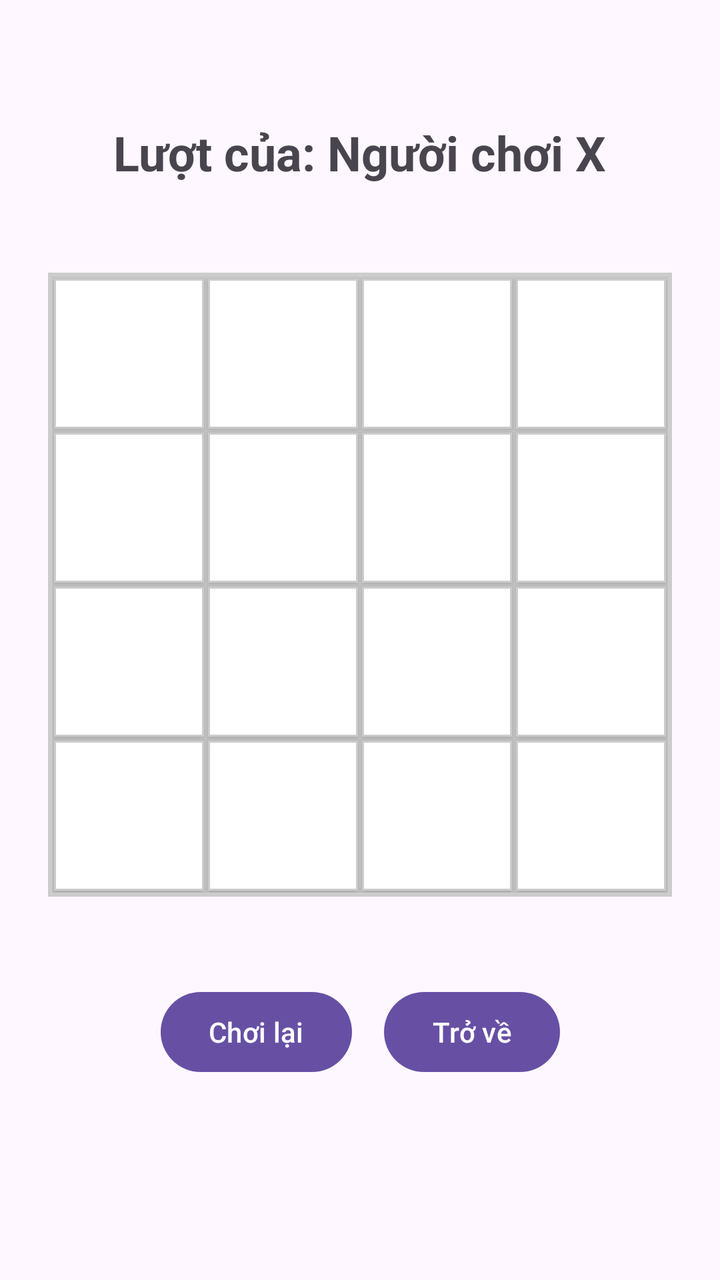
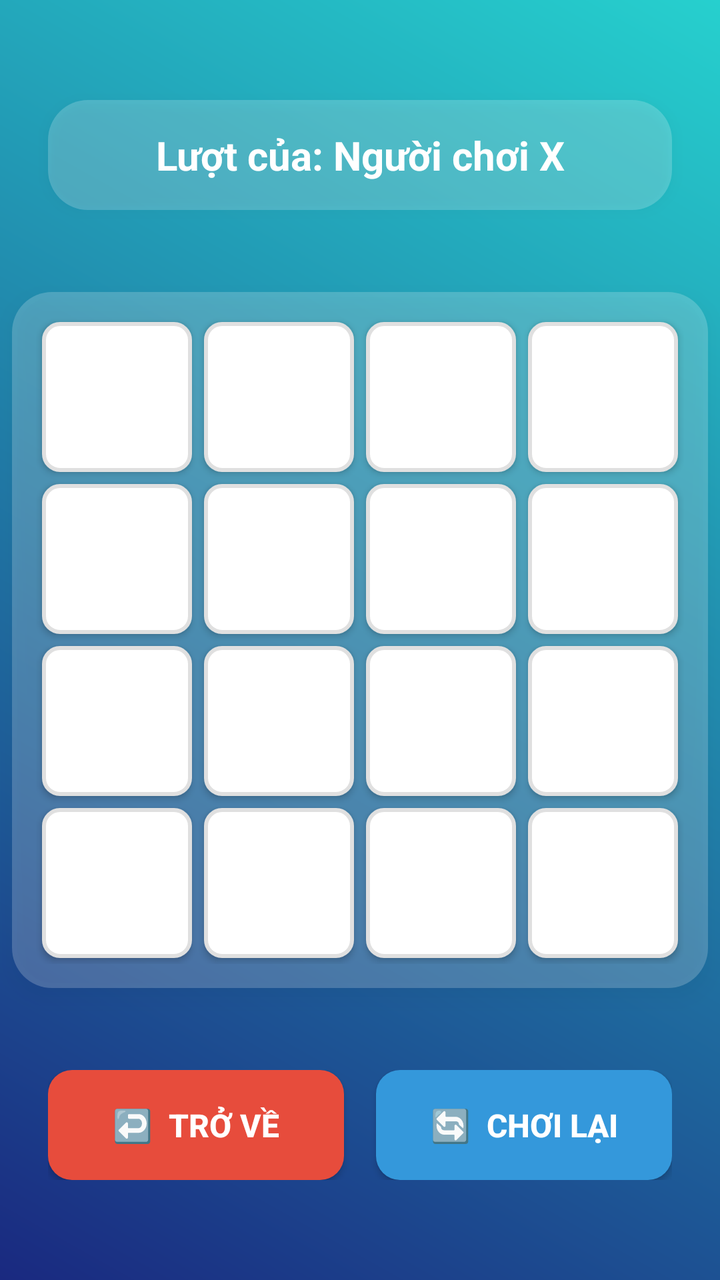

Compare the two renders of this Android layout. The source of the first and the diff that turns it into the second are given below.
<!-- AndroidManifest.xml: application theme Theme.CaroBattle -->
<!-- res/layout/activity_game.xml -->
<?xml version="1.0" encoding="utf-8"?>
<androidx.constraintlayout.widget.ConstraintLayout xmlns:android="http://schemas.android.com/apk/res/android"
    xmlns:app="http://schemas.android.com/apk/res-auto"
    xmlns:tools="http://schemas.android.com/tools"
    android:id="@+id/main"
    android:layout_width="match_parent"
    android:layout_height="match_parent"
    tools:context=".GameActivity">

    <TextView
        android:id="@+id/tvTurnStatus"
        android:layout_width="wrap_content"
        android:layout_height="wrap_content"
        android:text="Lượt của: Người chơi X"
        android:textSize="24sp"
        android:textStyle="bold"
        android:layout_marginTop="60dp"
        app:layout_constraintTop_toTopOf="parent"
        app:layout_constraintStart_toStartOf="parent"
        app:layout_constraintEnd_toEndOf="parent" />

    <GridLayout
        android:id="@+id/gridBoard"
        android:layout_width="wrap_content"
        android:layout_height="wrap_content"
        android:columnCount="4"
        android:rowCount="4"
        android:background="#CCCCCC"
        android:padding="2dp"
        app:layout_constraintBottom_toTopOf="@id/layoutActions"
        app:layout_constraintTop_toBottomOf="@id/tvTurnStatus"
        app:layout_constraintStart_toStartOf="parent"
        app:layout_constraintEnd_toEndOf="parent">

        <androidx.appcompat.widget.AppCompatButton android:id="@+id/btn_0_0" android:layout_width="75dp" android:layout_height="75dp" android:text="" android:textSize="32sp" android:textStyle="bold" android:background="@drawable/cell_background" android:layout_margin="1dp" tools:ignore="SpeakableTextPresentCheck" />
        <androidx.appcompat.widget.AppCompatButton android:id="@+id/btn_0_1" android:layout_width="75dp" android:layout_height="75dp" android:text="" android:textSize="32sp" android:textStyle="bold" android:background="@drawable/cell_background" android:layout_margin="1dp" tools:ignore="SpeakableTextPresentCheck" />
        <androidx.appcompat.widget.AppCompatButton android:id="@+id/btn_0_2" android:layout_width="75dp" android:layout_height="75dp" android:text="" android:textSize="32sp" android:textStyle="bold" android:background="@drawable/cell_background" android:layout_margin="1dp" tools:ignore="SpeakableTextPresentCheck" />
        <androidx.appcompat.widget.AppCompatButton android:id="@+id/btn_0_3" android:layout_width="75dp" android:layout_height="75dp" android:text="" android:textSize="32sp" android:textStyle="bold" android:background="@drawable/cell_background" android:layout_margin="1dp" tools:ignore="SpeakableTextPresentCheck" />

        <androidx.appcompat.widget.AppCompatButton android:id="@+id/btn_1_0" android:layout_width="75dp" android:layout_height="75dp" android:text="" android:textSize="32sp" android:textStyle="bold" android:background="@drawable/cell_background" android:layout_margin="1dp" tools:ignore="SpeakableTextPresentCheck" />
        <androidx.appcompat.widget.AppCompatButton android:id="@+id/btn_1_1" android:layout_width="75dp" android:layout_height="75dp" android:text="" android:textSize="32sp" android:textStyle="bold" android:background="@drawable/cell_background" android:layout_margin="1dp" tools:ignore="SpeakableTextPresentCheck" />
        <androidx.appcompat.widget.AppCompatButton android:id="@+id/btn_1_2" android:layout_width="75dp" android:layout_height="75dp" android:text="" android:textSize="32sp" android:textStyle="bold" android:background="@drawable/cell_background" android:layout_margin="1dp" tools:ignore="SpeakableTextPresentCheck" />
        <androidx.appcompat.widget.AppCompatButton android:id="@+id/btn_1_3" android:layout_width="75dp" android:layout_height="75dp" android:text="" android:textSize="32sp" android:textStyle="bold" android:background="@drawable/cell_background" android:layout_margin="1dp" tools:ignore="SpeakableTextPresentCheck" />

        <androidx.appcompat.widget.AppCompatButton android:id="@+id/btn_2_0" android:layout_width="75dp" android:layout_height="75dp" android:text="" android:textSize="32sp" android:textStyle="bold" android:background="@drawable/cell_background" android:layout_margin="1dp" tools:ignore="SpeakableTextPresentCheck" />
        <androidx.appcompat.widget.AppCompatButton android:id="@+id/btn_2_1" android:layout_width="75dp" android:layout_height="75dp" android:text="" android:textSize="32sp" android:textStyle="bold" android:background="@drawable/cell_background" android:layout_margin="1dp" tools:ignore="SpeakableTextPresentCheck" />
        <androidx.appcompat.widget.AppCompatButton android:id="@+id/btn_2_2" android:layout_width="75dp" android:layout_height="75dp" android:text="" android:textSize="32sp" android:textStyle="bold" android:background="@drawable/cell_background" android:layout_margin="1dp" tools:ignore="SpeakableTextPresentCheck" />
        <androidx.appcompat.widget.AppCompatButton android:id="@+id/btn_2_3" android:layout_width="75dp" android:layout_height="75dp" android:text="" android:textSize="32sp" android:textStyle="bold" android:background="@drawable/cell_background" android:layout_margin="1dp" tools:ignore="SpeakableTextPresentCheck" />

        <androidx.appcompat.widget.AppCompatButton android:id="@+id/btn_3_0" android:layout_width="75dp" android:layout_height="75dp" android:text="" android:textSize="32sp" android:textStyle="bold" android:background="@drawable/cell_background" android:layout_margin="1dp" tools:ignore="SpeakableTextPresentCheck" />
        <androidx.appcompat.widget.AppCompatButton android:id="@+id/btn_3_1" android:layout_width="75dp" android:layout_height="75dp" android:text="" android:textSize="32sp" android:textStyle="bold" android:background="@drawable/cell_background" android:layout_margin="1dp" tools:ignore="SpeakableTextPresentCheck" />
        <androidx.appcompat.widget.AppCompatButton android:id="@+id/btn_3_2" android:layout_width="75dp" android:layout_height="75dp" android:text="" android:textSize="32sp" android:textStyle="bold" android:background="@drawable/cell_background" android:layout_margin="1dp" tools:ignore="SpeakableTextPresentCheck" />
        <androidx.appcompat.widget.AppCompatButton android:id="@+id/btn_3_3" android:layout_width="75dp" android:layout_height="75dp" android:text="" android:textSize="32sp" android:textStyle="bold" android:background="@drawable/cell_background" android:layout_margin="1dp" tools:ignore="SpeakableTextPresentCheck" />

    </GridLayout>

    <LinearLayout
        android:id="@+id/layoutActions"
        android:layout_width="wrap_content"
        android:layout_height="wrap_content"
        android:orientation="horizontal"
        android:layout_marginBottom="100dp"
        app:layout_constraintBottom_toBottomOf="parent"
        app:layout_constraintEnd_toEndOf="parent"
        app:layout_constraintStart_toStartOf="parent">

        <Button
            android:id="@+id/btnReset"
            android:layout_width="wrap_content"
            android:layout_height="wrap_content"
            android:layout_marginEnd="16dp"
            android:text="Chơi lại" />

        <Button
            android:id="@+id/btnBack"
            android:layout_width="wrap_content"
            android:layout_height="wrap_content"
            android:text="Trở về" />

    </LinearLayout>

</androidx.constraintlayout.widget.ConstraintLayout>
<!-- resources referenced by this layout -->
<resources>
  <!-- drawable cell_background (drawable) -->
  <?xml version="1.0" encoding="utf-8"?>
  <shape xmlns:android="http://schemas.android.com/apk/res/android"
      android:shape="rectangle">
  
      <solid android:color="#FFFFFF"/>
  
      <stroke
          android:width="1dp"
          android:color="#CCCCCC"/>
  </shape>
  <style name="Theme.CaroBattle" parent="Base.Theme.CaroBattle" />
  <style name="Base.Theme.CaroBattle" parent="Theme.Material3.DayNight.NoActionBar">
          
          
      </style>
</resources>

<!-- the commit's change to res/layout/activity_game.xml (unified diff, before → after) -->
@@ -1,20 +1,32 @@
 <?xml version="1.0" encoding="utf-8"?>
 <androidx.constraintlayout.widget.ConstraintLayout xmlns:android="http://schemas.android.com/apk/res/android"
     xmlns:app="http://schemas.android.com/apk/res-auto"
-    xmlns:tools="http://schemas.android.com/tools"
+    xmlns:tools="http://tools.android.com/tools"
     android:id="@+id/main"
     android:layout_width="match_parent"
     android:layout_height="match_parent"
     tools:context=".GameActivity">
 
+    <View
+        android:id="@+id/backgroundView"
+        android:layout_width="match_parent"
+        android:layout_height="match_parent"
+        android:background="@drawable/main_background_gradient" />
+
     <TextView
         android:id="@+id/tvTurnStatus"
-        android:layout_width="wrap_content"
+        android:layout_width="0dp"
         android:layout_height="wrap_content"
         android:text="Lượt của: Người chơi X"
-        android:textSize="24sp"
+        android:textSize="20sp"
         android:textStyle="bold"
-        android:layout_marginTop="60dp"
+        android:textColor="#FFFFFF"
+        android:gravity="center"
+        android:padding="14dp"
+        android:background="@drawable/menu_container_bg"
+        android:elevation="4dp"
+        android:layout_marginTop="50dp"
+        android:layout_marginHorizontal="24dp"
         app:layout_constraintTop_toTopOf="parent"
         app:layout_constraintStart_toStartOf="parent"
         app:layout_constraintEnd_toEndOf="parent" />
@@ -25,57 +37,70 @@
         android:layout_height="wrap_content"
         android:columnCount="4"
         android:rowCount="4"
-        android:background="#CCCCCC"
-        android:padding="2dp"
+        android:background="@drawable/menu_container_bg"
+        android:padding="12dp"
+        android:elevation="6dp"
         app:layout_constraintBottom_toTopOf="@id/layoutActions"
         app:layout_constraintTop_toBottomOf="@id/tvTurnStatus"
         app:layout_constraintStart_toStartOf="parent"
         app:layout_constraintEnd_toEndOf="parent">
 
-        <androidx.appcompat.widget.AppCompatButton android:id="@+id/btn_0_0" android:layout_width="75dp" android:layout_height="75dp" android:text="" android:textSize="32sp" android:textStyle="bold" android:background="@drawable/cell_background" android:layout_margin="1dp" tools:ignore="SpeakableTextPresentCheck" />
-        <androidx.appcompat.widget.AppCompatButton android:id="@+id/btn_0_1" android:layout_width="75dp" android:layout_height="75dp" android:text="" android:textSize="32sp" android:textStyle="bold" android:background="@drawable/cell_background" android:layout_margin="1dp" tools:ignore="SpeakableTextPresentCheck" />
-        <androidx.appcompat.widget.AppCompatButton android:id="@+id/btn_0_2" android:layout_width="75dp" android:layout_height="75dp" android:text="" android:textSize="32sp" android:textStyle="bold" android:background="@drawable/cell_background" android:layout_margin="1dp" tools:ignore="SpeakableTextPresentCheck" />
-        <androidx.appcompat.widget.AppCompatButton android:id="@+id/btn_0_3" android:layout_width="75dp" android:layout_height="75dp" android:text="" android:textSize="32sp" android:textStyle="bold" android:background="@drawable/cell_background" android:layout_margin="1dp" tools:ignore="SpeakableTextPresentCheck" />
+        <androidx.appcompat.widget.AppCompatButton android:id="@+id/btn_0_0" android:layout_width="75dp" android:layout_height="75dp" android:text="" android:textSize="32sp" android:textStyle="bold" android:background="@drawable/cell_background" android:layout_margin="3dp" tools:ignore="SpeakableTextPresentCheck" />
+        <androidx.appcompat.widget.AppCompatButton android:id="@+id/btn_0_1" android:layout_width="75dp" android:layout_height="75dp" android:text="" android:textSize="32sp" android:textStyle="bold" android:background="@drawable/cell_background" android:layout_margin="3dp" tools:ignore="SpeakableTextPresentCheck" />
+        <androidx.appcompat.widget.AppCompatButton android:id="@+id/btn_0_2" android:layout_width="75dp" android:layout_height="75dp" android:text="" android:textSize="32sp" android:textStyle="bold" android:background="@drawable/cell_background" android:layout_margin="3dp" tools:ignore="SpeakableTextPresentCheck" />
+        <androidx.appcompat.widget.AppCompatButton android:id="@+id/btn_0_3" android:layout_width="75dp" android:layout_height="75dp" android:text="" android:textSize="32sp" android:textStyle="bold" android:background="@drawable/cell_background" android:layout_margin="3dp" tools:ignore="SpeakableTextPresentCheck" />
 
-        <androidx.appcompat.widget.AppCompatButton android:id="@+id/btn_1_0" android:layout_width="75dp" android:layout_height="75dp" android:text="" android:textSize="32sp" android:textStyle="bold" android:background="@drawable/cell_background" android:layout_margin="1dp" tools:ignore="SpeakableTextPresentCheck" />
-        <androidx.appcompat.widget.AppCompatButton android:id="@+id/btn_1_1" android:layout_width="75dp" android:layout_height="75dp" android:text="" android:textSize="32sp" android:textStyle="bold" android:background="@drawable/cell_background" android:layout_margin="1dp" tools:ignore="SpeakableTextPresentCheck" />
-        <androidx.appcompat.widget.AppCompatButton android:id="@+id/btn_1_2" android:layout_width="75dp" android:layout_height="75dp" android:text="" android:textSize="32sp" android:textStyle="bold" android:background="@drawable/cell_background" android:layout_margin="1dp" tools:ignore="SpeakableTextPresentCheck" />
-        <androidx.appcompat.widget.AppCompatButton android:id="@+id/btn_1_3" android:layout_width="75dp" android:layout_height="75dp" android:text="" android:textSize="32sp" android:textStyle="bold" android:background="@drawable/cell_background" android:layout_margin="1dp" tools:ignore="SpeakableTextPresentCheck" />
+        <androidx.appcompat.widget.AppCompatButton android:id="@+id/btn_1_0" android:layout_width="75dp" android:layout_height="75dp" android:text="" android:textSize="32sp" android:textStyle="bold" android:background="@drawable/cell_background" android:layout_margin="3dp" tools:ignore="SpeakableTextPresentCheck" />
+        <androidx.appcompat.widget.AppCompatButton android:id="@+id/btn_1_1" android:layout_width="75dp" android:layout_height="75dp" android:text="" android:textSize="32sp" android:textStyle="bold" android:background="@drawable/cell_background" android:layout_margin="3dp" tools:ignore="SpeakableTextPresentCheck" />
+        <androidx.appcompat.widget.AppCompatButton android:id="@+id/btn_1_2" android:layout_width="75dp" android:layout_height="75dp" android:text="" android:textSize="32sp" android:textStyle="bold" android:background="@drawable/cell_background" android:layout_margin="3dp" tools:ignore="SpeakableTextPresentCheck" />
+        <androidx.appcompat.widget.AppCompatButton android:id="@+id/btn_1_3" android:layout_width="75dp" android:layout_height="75dp" android:text="" android:textSize="32sp" android:textStyle="bold" android:background="@drawable/cell_background" android:layout_margin="3dp" tools:ignore="SpeakableTextPresentCheck" />
 
-        <androidx.appcompat.widget.AppCompatButton android:id="@+id/btn_2_0" android:layout_width="75dp" android:layout_height="75dp" android:text="" android:textSize="32sp" android:textStyle="bold" android:background="@drawable/cell_background" android:layout_margin="1dp" tools:ignore="SpeakableTextPresentCheck" />
-        <androidx.appcompat.widget.AppCompatButton android:id="@+id/btn_2_1" android:layout_width="75dp" android:layout_height="75dp" android:text="" android:textSize="32sp" android:textStyle="bold" android:background="@drawable/cell_background" android:layout_margin="1dp" tools:ignore="SpeakableTextPresentCheck" />
-        <androidx.appcompat.widget.AppCompatButton android:id="@+id/btn_2_2" android:layout_width="75dp" android:layout_height="75dp" android:text="" android:textSize="32sp" android:textStyle="bold" android:background="@drawable/cell_background" android:layout_margin="1dp" tools:ignore="SpeakableTextPresentCheck" />
-        <androidx.appcompat.widget.AppCompatButton android:id="@+id/btn_2_3" android:layout_width="75dp" android:layout_height="75dp" android:text="" android:textSize="32sp" android:textStyle="bold" android:background="@drawable/cell_background" android:layout_margin="1dp" tools:ignore="SpeakableTextPresentCheck" />
+        <androidx.appcompat.widget.AppCompatButton android:id="@+id/btn_2_0" android:layout_width="75dp" android:layout_height="75dp" android:text="" android:textSize="32sp" android:textStyle="bold" android:background="@drawable/cell_background" android:layout_margin="3dp" tools:ignore="SpeakableTextPresentCheck" />
+        <androidx.appcompat.widget.AppCompatButton android:id="@+id/btn_2_1" android:layout_width="75dp" android:layout_height="75dp" android:text="" android:textSize="32sp" android:textStyle="bold" android:background="@drawable/cell_background" android:layout_margin="3dp" tools:ignore="SpeakableTextPresentCheck" />
+        <androidx.appcompat.widget.AppCompatButton android:id="@+id/btn_2_2" android:layout_width="75dp" android:layout_height="75dp" android:text="" android:textSize="32sp" android:textStyle="bold" android:background="@drawable/cell_background" android:layout_margin="3dp" tools:ignore="SpeakableTextPresentCheck" />
+        <androidx.appcompat.widget.AppCompatButton android:id="@+id/btn_2_3" android:layout_width="75dp" android:layout_height="75dp" android:text="" android:textSize="32sp" android:textStyle="bold" android:background="@drawable/cell_background" android:layout_margin="3dp" tools:ignore="SpeakableTextPresentCheck" />
 
-        <androidx.appcompat.widget.AppCompatButton android:id="@+id/btn_3_0" android:layout_width="75dp" android:layout_height="75dp" android:text="" android:textSize="32sp" android:textStyle="bold" android:background="@drawable/cell_background" android:layout_margin="1dp" tools:ignore="SpeakableTextPresentCheck" />
-        <androidx.appcompat.widget.AppCompatButton android:id="@+id/btn_3_1" android:layout_width="75dp" android:layout_height="75dp" android:text="" android:textSize="32sp" android:textStyle="bold" android:background="@drawable/cell_background" android:layout_margin="1dp" tools:ignore="SpeakableTextPresentCheck" />
-        <androidx.appcompat.widget.AppCompatButton android:id="@+id/btn_3_2" android:layout_width="75dp" android:layout_height="75dp" android:text="" android:textSize="32sp" android:textStyle="bold" android:background="@drawable/cell_background" android:layout_margin="1dp" tools:ignore="SpeakableTextPresentCheck" />
-        <androidx.appcompat.widget.AppCompatButton android:id="@+id/btn_3_3" android:layout_width="75dp" android:layout_height="75dp" android:text="" android:textSize="32sp" android:textStyle="bold" android:background="@drawable/cell_background" android:layout_margin="1dp" tools:ignore="SpeakableTextPresentCheck" />
+        <androidx.appcompat.widget.AppCompatButton android:id="@+id/btn_3_0" android:layout_width="75dp" android:layout_height="75dp" android:text="" android:textSize="32sp" android:textStyle="bold" android:background="@drawable/cell_background" android:layout_margin="3dp" tools:ignore="SpeakableTextPresentCheck" />
+        <androidx.appcompat.widget.AppCompatButton android:id="@+id/btn_3_1" android:layout_width="75dp" android:layout_height="75dp" android:text="" android:textSize="32sp" android:textStyle="bold" android:background="@drawable/cell_background" android:layout_margin="3dp" tools:ignore="SpeakableTextPresentCheck" />
+        <androidx.appcompat.widget.AppCompatButton android:id="@+id/btn_3_2" android:layout_width="75dp" android:layout_height="75dp" android:text="" android:textSize="32sp" android:textStyle="bold" android:background="@drawable/cell_background" android:layout_margin="3dp" tools:ignore="SpeakableTextPresentCheck" />
+        <androidx.appcompat.widget.AppCompatButton android:id="@+id/btn_3_3" android:layout_width="75dp" android:layout_height="75dp" android:text="" android:textSize="32sp" android:textStyle="bold" android:background="@drawable/cell_background" android:layout_margin="3dp" tools:ignore="SpeakableTextPresentCheck" />
 
     </GridLayout>
 
     <LinearLayout
         android:id="@+id/layoutActions"
-        android:layout_width="wrap_content"
+        android:layout_width="0dp"
         android:layout_height="wrap_content"
         android:orientation="horizontal"
-        android:layout_marginBottom="100dp"
+        android:layout_marginBottom="50dp"
+        android:layout_marginHorizontal="24dp"
         app:layout_constraintBottom_toBottomOf="parent"
         app:layout_constraintEnd_toEndOf="parent"
         app:layout_constraintStart_toStartOf="parent">
 
-        <Button
+        <androidx.appcompat.widget.AppCompatButton
+            android:id="@+id/btnBack"
+            android:layout_width="0dp"
+            android:layout_height="55dp"
+            android:layout_weight="1"
+            android:layout_marginEnd="8dp"
+            android:background="@drawable/btn_exit_bg"
+            android:text="↩️  Trở về"
+            android:textColor="#FFFFFF"
+            android:textSize="16sp"
+            android:textStyle="bold" />
+
+        <androidx.appcompat.widget.AppCompatButton
             android:id="@+id/btnReset"
-            android:layout_width="wrap_content"
-            android:layout_height="wrap_content"
-            android:layout_marginEnd="16dp"
-            android:text="Chơi lại" />
-
-        <Button
-            android:id="@+id/btnBack"
-            android:layout_width="wrap_content"
-            android:layout_height="wrap_content"
-            android:text="Trở về" />
+            android:layout_width="0dp"
+            android:layout_height="55dp"
+            android:layout_weight="1"
+            android:layout_marginStart="8dp"
+            android:background="@drawable/btn_pve_bg"
+            android:text="🔄  Chơi lại"
+            android:textColor="#FFFFFF"
+            android:textSize="16sp"
+            android:textStyle="bold" />
 
     </LinearLayout>
 
<!-- resource entries referenced after the edit -->
@@ -1,5 +1,19 @@
 <!-- resources referenced by this layout -->
 <resources>
+  <!-- drawable btn_exit_bg (drawable) -->
+  <?xml version="1.0" encoding="utf-8"?>
+  <shape xmlns:android="http://schemas.android.com/apk/res/android"
+      android:shape="rectangle">
+      <solid android:color="#E74C3C" />
+      <corners android:radius="12dp" />
+  </shape>
+  <!-- drawable btn_pve_bg (drawable) -->
+  <?xml version="1.0" encoding="utf-8"?>
+  <shape xmlns:android="http://schemas.android.com/apk/res/android"
+      android:shape="rectangle">
+      <solid android:color="#3498DB" />
+      <corners android:radius="12dp" />
+  </shape>
   <!-- drawable cell_background (drawable) -->
   <?xml version="1.0" encoding="utf-8"?>
   <shape xmlns:android="http://schemas.android.com/apk/res/android"
@@ -8,8 +22,28 @@
       <solid android:color="#FFFFFF"/>
   
       <stroke
-          android:width="1dp"
-          android:color="#CCCCCC"/>
+          android:width="2dp"
+          android:color="#E0E0E0"/>
+  
+      <corners android:radius="8dp" />
+  
+  </shape>
+  <!-- drawable main_background_gradient (drawable) -->
+  <?xml version="1.0" encoding="utf-8"?>
+  <shape xmlns:android="http://schemas.android.com/apk/res/android"
+      android:shape="rectangle">
+  
+      <gradient
+          android:startColor="#1A2980"
+          android:endColor="#26D0CE"
+          android:angle="45" />
+  
+  </shape>
+  <!-- drawable menu_container_bg (drawable) -->
+  <?xml version="1.0" encoding="utf-8"?>
+  <shape xmlns:android="http://schemas.android.com/apk/res/android"
+      android:shape="rectangle">
+      <solid android:color="#33FFFFFF" /> <corners android:radius="20dp" />
   </shape>
   <style name="Theme.CaroBattle" parent="Base.Theme.CaroBattle" />
   <style name="Base.Theme.CaroBattle" parent="Theme.Material3.DayNight.NoActionBar">
